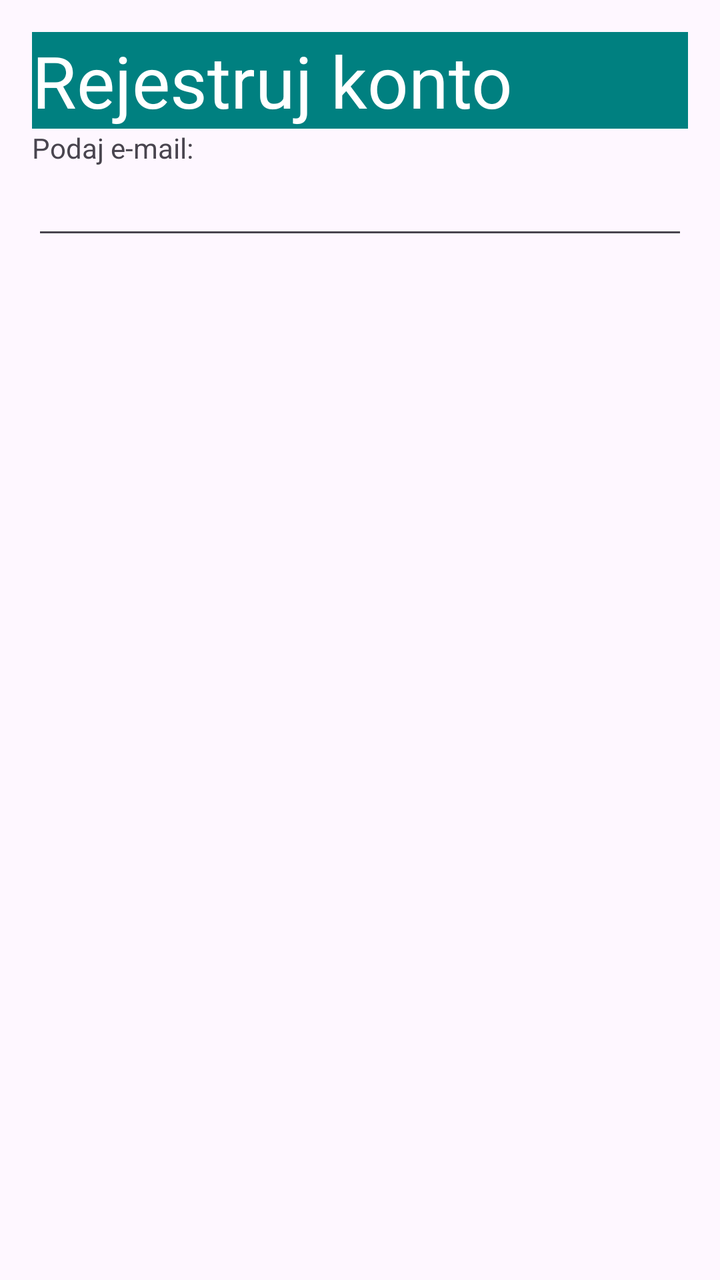
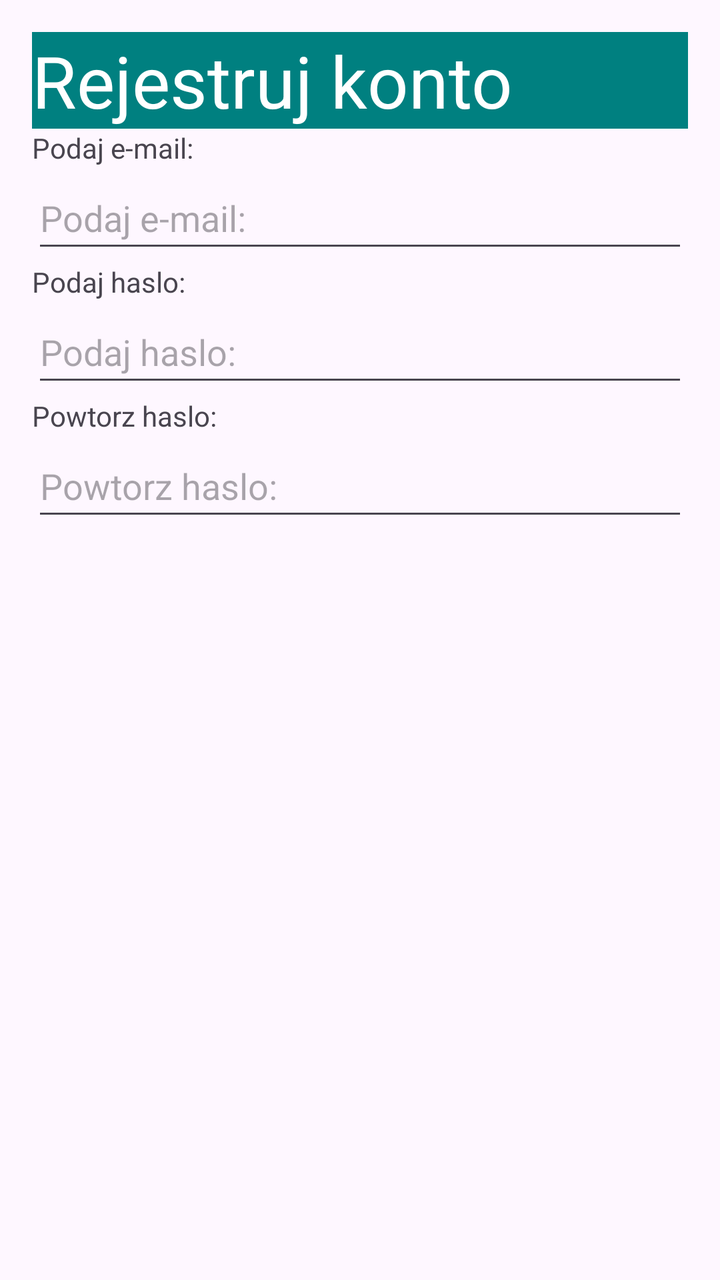

Compare the two renders of this Android layout. The source of the first and the diff that turns it into the second are given below.
<!-- AndroidManifest.xml: application theme Theme.LinearLayout -->
<!-- res/layout/activity_main.xml -->
<?xml version="1.0" encoding="utf-8"?>
<LinearLayout xmlns:android="http://schemas.android.com/apk/res/android"
    xmlns:tools="http://schemas.android.com/tools"
    android:id="@+id/main"
    android:layout_width="match_parent"
    android:layout_height="match_parent"
    android:orientation="vertical"
    android:padding="16dp"
    tools:context=".MainActivity">

    <TextView
        android:id="@+id/textView"
        android:layout_width="match_parent"
        android:layout_height="wrap_content"
        android:background="#008080"
        android:text="@string/header"
        android:textColor="#FFFFFF"
        android:textSize="36sp" />

    <TextView
        android:id="@+id/textView2"
        android:layout_width="match_parent"
        android:layout_height="wrap_content"
        android:text="@string/etykieta1" />

    <EditText
        android:id="@+id/editTextTextEmailAddress"
        android:layout_width="match_parent"
        android:layout_height="wrap_content"
        android:ems="10"
        android:inputType="textEmailAddress" />
</LinearLayout>
<!-- resources referenced by this layout -->
<resources>
  <string name="etykieta1">Podaj e-mail:</string>
  <string name="header">Rejestruj konto</string>
  <style name="Theme.LinearLayout" parent="Base.Theme.LinearLayout" />
  <style name="Base.Theme.LinearLayout" parent="Theme.Material3.DayNight.NoActionBar">
          
          
      </style>
</resources>

<!-- the commit's change to res/layout/activity_main.xml (unified diff, before → after) -->
@@ -28,5 +28,38 @@
         android:layout_width="match_parent"
         android:layout_height="wrap_content"
         android:ems="10"
-        android:inputType="textEmailAddress" />
+        android:hint="@string/etykieta1"
+        android:inputType="textEmailAddress"
+        android:minHeight="48dp" />
+
+    <TextView
+        android:id="@+id/textView3"
+        android:layout_width="match_parent"
+        android:layout_height="wrap_content"
+        android:text="@string/etykieta2" />
+
+    <EditText
+        android:id="@+id/editTextTextPassword2"
+        android:layout_width="match_parent"
+        android:layout_height="wrap_content"
+        android:ems="10"
+        android:hint="@string/etykieta2"
+        android:inputType="textPassword"
+        android:minHeight="48dp" />
+
+    <TextView
+        android:id="@+id/textView4"
+        android:layout_width="match_parent"
+        android:layout_height="wrap_content"
+        android:text="@string/etykieta3" />
+
+    <EditText
+        android:id="@+id/editTextTextPassword3"
+        android:layout_width="match_parent"
+        android:layout_height="wrap_content"
+        android:ems="10"
+        android:hint="@string/etykieta3"
+        android:inputType="textPassword"
+        android:minHeight="48dp" />
+
 </LinearLayout>
<!-- resource entries referenced after the edit -->
@@ -1,6 +1,8 @@
 <!-- resources referenced by this layout -->
 <resources>
   <string name="etykieta1">Podaj e-mail:</string>
+  <string name="etykieta2">Podaj haslo:</string>
+  <string name="etykieta3">Powtorz haslo:</string>
   <string name="header">Rejestruj konto</string>
   <style name="Theme.LinearLayout" parent="Base.Theme.LinearLayout" />
   <style name="Base.Theme.LinearLayout" parent="Theme.Material3.DayNight.NoActionBar">
